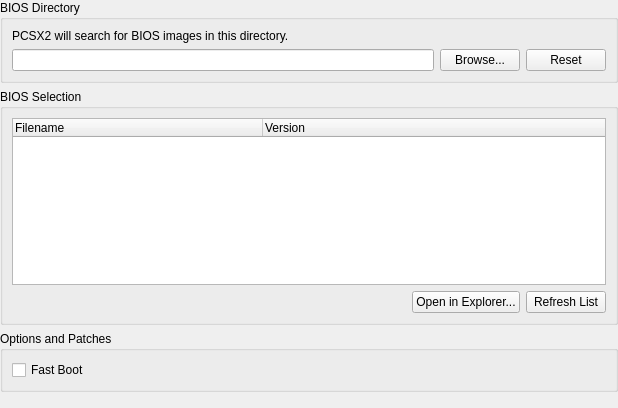
Before: the Qt Designer form pcsx2-qt/Settings/BIOSSettingsWidget.ui in PCSX2/pcsx2, drawn with Qt 5.
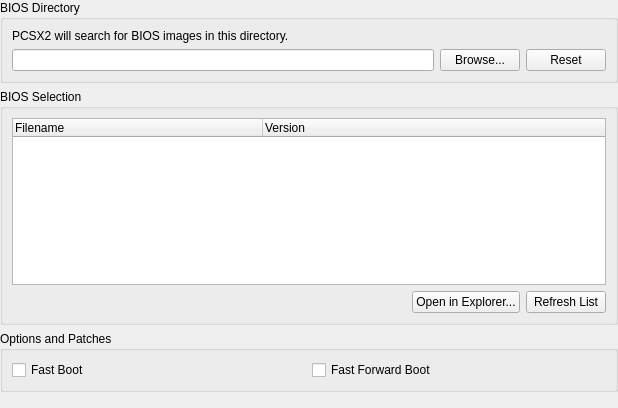
After: the same form once the commit is applied.

Commit message: VMManager: Refactor and improve boot process

What changed in the file:
```diff
--- a/pcsx2-qt/Settings/BIOSSettingsWidget.ui
+++ b/pcsx2-qt/Settings/BIOSSettingsWidget.ui
@@ -136,11 +136,22 @@
      </property>
      <layout class="QVBoxLayout" name="verticalLayout">
       <item>
+       <layout class="QHBoxLayout" name="horizontalLayout_3">
+        <item>
        <widget class="QCheckBox" name="fastBoot">
         <property name="text">
          <string>Fast Boot</string>
         </property>
        </widget>
+        </item>
+        <item>
+         <widget class="QCheckBox" name="fastBootFastForward">
+          <property name="text">
+           <string>Fast Forward Boot</string>
+          </property>
+         </widget>
+        </item>
+       </layout>
       </item>
      </layout>
     </widget>
```
Lines whose indentation alone changed are shown as unchanged. The commit also changes 49 other files.
